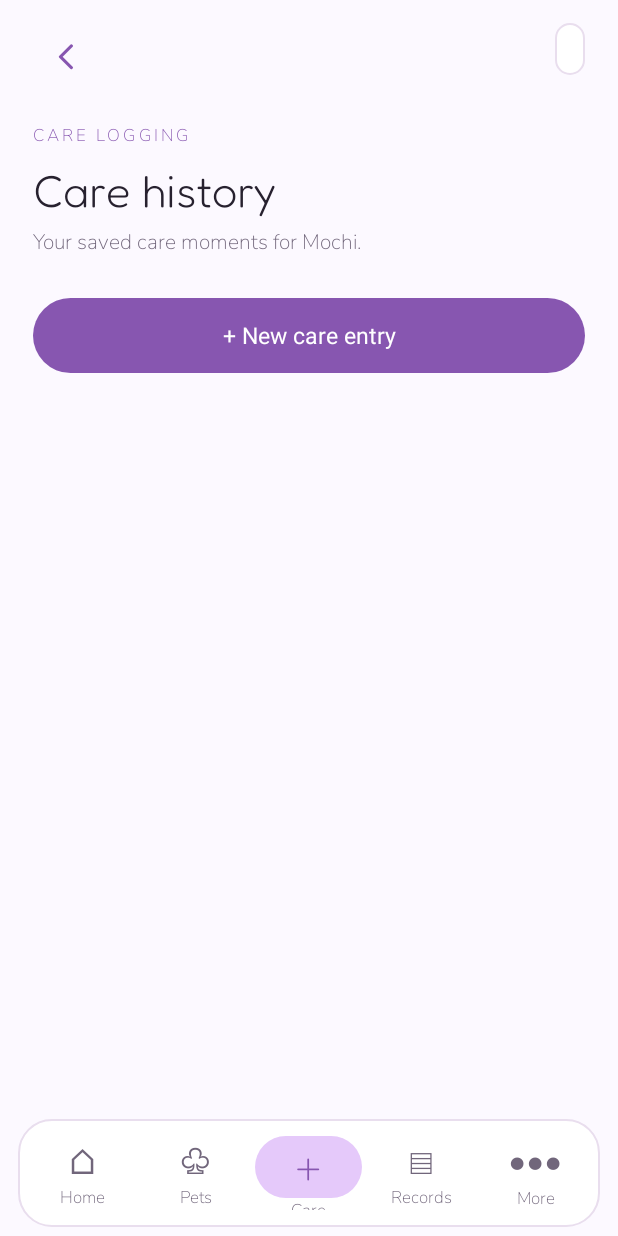
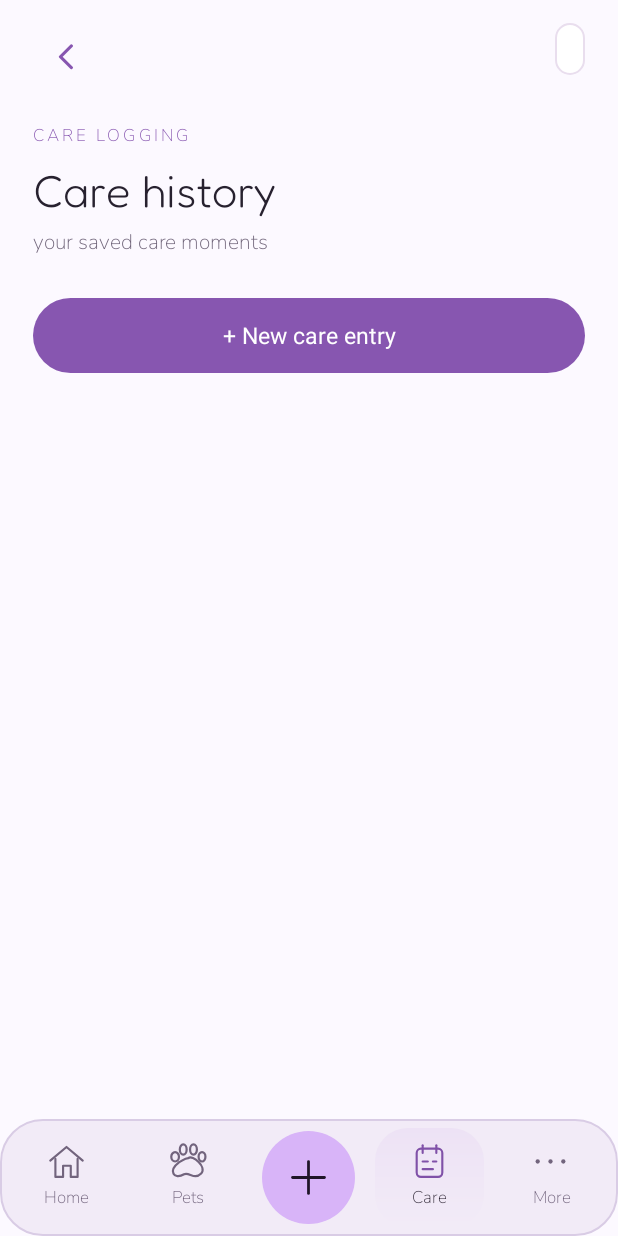
Before and after one commit to dayview/ITISMOB-S01-G4, an Android app: the layout screen_care_history.xml on its own in the app's theme, with its tools: preview values and no code run, on a phone screen of 412 x 824 dp. Run offline under Robolectric (Android 15) with nearby library versions, the light colour scheme and no system bars.

Commit message:
feat: update navigation and layout components for improved user experience

```diff
--- a/app/src/main/java/com/purrfolio/mco1/ReferenceScreens.kt
+++ b/app/src/main/java/com/purrfolio/mco1/ReferenceScreens.kt
@@ -166,7 +166,7 @@ class ReferenceScreens(private val a: Activity, private val pet: org.json.JSONOb
             cell.addView(icon(s,43));cell.addView(text(s,14f,ink,800),LinearLayout.LayoutParams(-2,-2).apply{topMargin=dp(9)})
             r.addView(cell,LinearLayout.LayoutParams(dp(circleSize),dp(circleSize)).apply{setMargins(dp(12),0,dp(12),0)})};add(r,circleSize,12)}
         spacer(6)
-        val voice=col().apply{gravity=Gravity.CENTER;background=shape(elevated,30,true);pad(this,14,20)};voice.addView(title("Quick Log with Voice",21f));voice.addView(text("Just say what happened.",14f,sub),LinearLayout.LayoutParams(-2,-2).apply{topMargin=dp(5)})
+        val voice=col().apply{gravity=Gravity.CENTER;background=shape(elevated,30,true);pad(this,14,20)};voice.addView(title("Quick Log with Voice",21f).apply{gravity=Gravity.CENTER;textAlignment=View.TEXT_ALIGNMENT_CENTER});voice.addView(text("Just say what happened.",14f,sub),LinearLayout.LayoutParams(-2,-2).apply{topMargin=dp(5)})
         val wave=row().apply{gravity=Gravity.CENTER};wave.addView(icon("Wave",49));val mic=FrameLayout(a).apply{background=shape(lavender,60);contentDescription="Open voice logging";setOnClickListener{go("Voice Log")};addView(icon("Mic",53,color("#443057")),FrameLayout.LayoutParams(dp(53),dp(53),Gravity.CENTER))};wave.addView(mic,LinearLayout.LayoutParams(dp(100),dp(100)).apply{setMargins(dp(20),0,dp(20),0)});wave.addView(icon("Wave",49));voice.addView(wave,LinearLayout.LayoutParams(-1,dp(100)).apply{topMargin=dp(18)});add(voice,230)
     }
     private fun timeline(){
--- a/app/src/main/res/layout/screen_care_history.xml
+++ b/app/src/main/res/layout/screen_care_history.xml
@@ -22,7 +22,7 @@
                 android:textSize="30sp" />
             <Space android:layout_width="1dp" android:layout_height="5dp" />
             <TextView android:id="@+id/pageSubtitle" style="@style/LegacyBodyText"
-                android:text="Your saved care moments for Mochi."
+                android:text="your saved care moments"
                 android:textColor="@color/text_secondary" android:textSize="14sp" />
             <Space android:layout_width="1dp" android:layout_height="19dp" />
             <LinearLayout android:id="@+id/entryContainer"
@@ -35,8 +35,6 @@
                 android:textSize="15sp" />
         </LinearLayout>
     </ScrollView>
-    <include android:id="@+id/bottomNav" layout="@layout/legacy_bottom_nav"
-        android:layout_width="match_parent" android:layout_height="wrap_content"
-        android:layout_marginStart="12dp" android:layout_marginEnd="12dp"
-        android:layout_marginBottom="6dp" />
+    <include android:id="@+id/bottomNav" layout="@layout/floating_bottom_nav"
+        android:layout_width="match_parent" android:layout_height="78dp" />
 </LinearLayout>
--- a/app/src/main/res/layout/screen_quick_log.xml
+++ b/app/src/main/res/layout/screen_quick_log.xml
@@ -47,8 +47,6 @@
                 android:textSize="15sp" />
         </LinearLayout>
     </ScrollView>
-    <include android:id="@+id/bottomNav" layout="@layout/legacy_bottom_nav"
-        android:layout_width="match_parent" android:layout_height="wrap_content"
-        android:layout_marginStart="12dp" android:layout_marginEnd="12dp"
-        android:layout_marginBottom="6dp" />
+    <include android:id="@+id/bottomNav" layout="@layout/floating_bottom_nav"
+        android:layout_width="match_parent" android:layout_height="78dp" />
 </LinearLayout>
```
Also changed, not shown: app/src/main/java/com/purrfolio/mco1/MainActivity.kt (+10 -14 lines), app/src/main/java/com/purrfolio/mco1/PhaseTwoScreens.kt (+3 -4 lines), app/src/main/res/drawable-nodpi/pdf_notification_cat_transparent.png (added).
